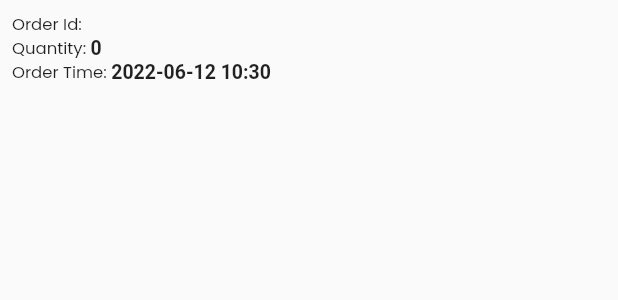
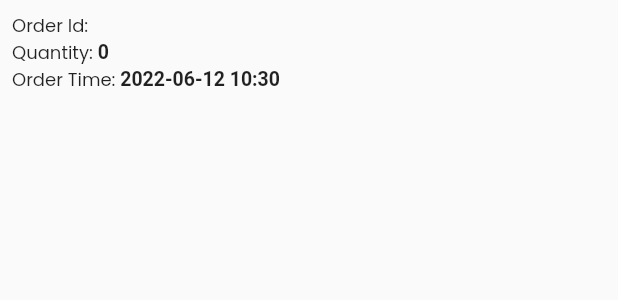
Before and after one commit to swayamshreemohanty/karlo-shopping, a Flutter app: the MyOrderWidget widget shown alone on an empty page, opened directly with empty values, on a phone screen of 412 x 824 dp. Shown: the top 300 px of the screen. Run offline on Flutter 3.47's test engine with Material 2 defaults, Android fonts, the phone set to English and light mode, and no system bars; our stand-ins replace cached_network_image, cloud_firestore, equatable, firebase_auth, firebase_core, flutter_bloc and 4 more; accounts and stored records are empty.

Commit message:
size refacttored

```diff
--- a/lib/my_order/widget/my_order_widget.dart
+++ b/lib/my_order/widget/my_order_widget.dart
@@ -25,7 +25,7 @@ class MyOrderWidget extends StatelessWidget {
   _header() => GoogleFonts.poppins(
           textStyle: TextStyle(
         fontWeight: FontWeight.w400,
-        fontSize: 11.sp,
+        fontSize: 12.sp,
       ));
   _titleContentTextStyle() => TextStyle(
         fontSize: 13.sp,
@@ -91,7 +91,7 @@ class MyOrderWidget extends StatelessWidget {
                   children: [
                     SizedBox(
                         height: 80.h,
-                        width: 100.w,
+                        width: 120.w,
                         child: ProductImage(
                           product: cartproductsummary
                               .cartProductsList[index].product,
```
